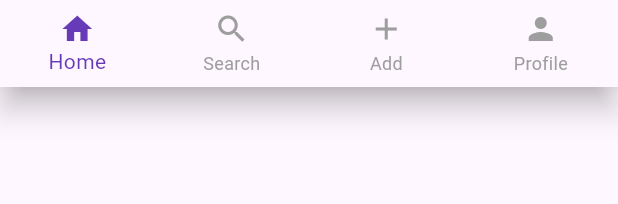
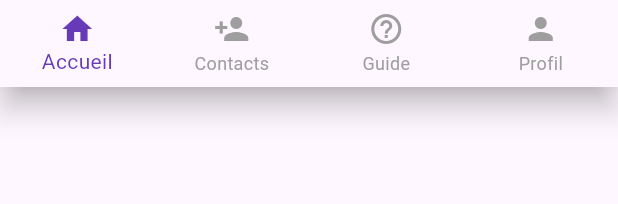
Before and after one commit to ItsmePatrice/Discreta, a Flutter app: the DiscretaNavBar widget shown alone on an empty page, opened directly, on a phone screen of 412 x 824 dp. Shown: the top 204 px of the screen. Run offline on Flutter 3.47's test engine with Material 3 defaults, Android fonts, the light colour scheme and no system bars; our stand-ins replace connectivity_plus, firebase_auth, firebase_core, flutter_screenutil, google_sign_in, logger and 1 more; accounts and stored records are empty.

Commit message:
nav bar tabs translated

```diff
--- a/discreta/lib/app/src/1_Front_end/lib/Classes/discreta_user.dart
+++ b/discreta/lib/app/src/1_Front_end/lib/Classes/discreta_user.dart
@@ -5,6 +5,7 @@ class DiscretaUser {
   final String lastName;
   final String email;
   final bool isSubscribed;
+  final String language;
   final DateTime createdAt;
   final DateTime updatedAt;
 
@@ -15,6 +16,7 @@ class DiscretaUser {
     required this.lastName,
     required this.email,
     required this.isSubscribed,
+    required this.language,
     required this.createdAt,
     required this.updatedAt,
   });
@@ -26,6 +28,7 @@ class DiscretaUser {
       firstName: json['first_name'] as String,
       lastName: json['last_name'] as String,
       email: json['email'] as String,
+      language: json['language'] as String,
       isSubscribed: json['is_subscribed'] as bool,
       createdAt: DateTime.parse(json['created_at']),
       updatedAt: DateTime.parse(json['updated_at']),
--- a/discreta/lib/app/src/1_Front_end/lib/Components/Layout/discreta_nav_bar.dart
+++ b/discreta/lib/app/src/1_Front_end/lib/Components/Layout/discreta_nav_bar.dart
@@ -1,5 +1,6 @@
 import 'package:discreta/app/src/1_Front_end/Assets/colors.dart';
 import 'package:discreta/app/src/1_Front_end/lib/Screens/home_screen.dart';
+import 'package:discreta/l10n/app_localizations.dart';
 import 'package:flutter/material.dart';
 
 typedef OnNavBarTap = void Function(int index);
@@ -19,9 +20,19 @@ class DiscretaNavBar extends StatelessWidget {
         ).push(MaterialPageRoute(builder: (context) => const HomePage()));
         break;
       case 1:
+        /* Navigator.of(
+          context,
+        ).push(MaterialPageRoute(builder: (context) => const ContactsScreen())); */
+        break;
       case 2:
+        /* Navigator.of(
+          context,
+        ).push(MaterialPageRoute(builder: (context) => const GuideScreen())); */
         break;
       case 3:
+        /* Navigator.of(
+          context,
+        ).push(MaterialPageRoute(builder: (context) => const SettingsScreen())); */
         break;
     }
   }
@@ -35,15 +46,21 @@ class DiscretaNavBar extends StatelessWidget {
       currentIndex: currentIndex,
       onTap: (index) => _onItemTapped(context, index),
       items: [
-        const BottomNavigationBarItem(icon: Icon(Icons.home), label: 'Home'),
-        const BottomNavigationBarItem(
-          icon: Icon(Icons.search),
-          label: 'Search',
+        BottomNavigationBarItem(
+          icon: Icon(Icons.home),
+          label: AppLocalizations.of(context)!.home,
         ),
-        const BottomNavigationBarItem(icon: Icon(Icons.add), label: 'Add'),
-        const BottomNavigationBarItem(
+        BottomNavigationBarItem(
+          icon: Icon(Icons.person_add),
+          label: AppLocalizations.of(context)!.contacts,
+        ),
+        BottomNavigationBarItem(
+          icon: Icon(Icons.help_outline),
+          label: AppLocalizations.of(context)!.guide,
+        ),
+        BottomNavigationBarItem(
           icon: Icon(Icons.person),
-          label: 'Profile',
+          label: AppLocalizations.of(context)!.profile,
         ),
       ],
     );
--- a/discreta/lib/l10n/app_en.arb
+++ b/discreta/lib/l10n/app_en.arb
@@ -9,5 +9,9 @@
   "signInError": "Sign in error",
   "signInErrorMessage": "We couldn’t complete your sign in. Please try again.",
   "signInFailed": "Sign in failed",
-  "signInFailedMessage": "An unexpected error occurred. Please check your Internet connection or try again later."
+  "signInFailedMessage": "An unexpected error occurred. Please check your Internet connection or try again later.",
+  "home": "Home",
+  "contacts": "Contacts",
+  "guide": "Guide",
+  "profile": "Profile"
 }
--- a/discreta/lib/l10n/app_fr.arb
+++ b/discreta/lib/l10n/app_fr.arb
@@ -9,5 +9,9 @@
   "signInError": "Erreur de connexion",
   "signInErrorMessage": "Nous n’avons pas pu compléter la connexion. Veuillez réessayer.",
   "signInFailed": "Échec de la connexion",
-  "signInFailedMessage": "Une erreur inattendue est survenue. Veuillez réessayer plus tard ou vérifier votre connexion Internet."
+  "signInFailedMessage": "Une erreur inattendue est survenue. Veuillez réessayer plus tard ou vérifier votre connexion Internet.",
+  "home": "Accueil",
+  "contacts": "Contacts",
+  "guide": "Guide",
+  "profile": "Profil"
 }
--- a/discreta/lib/l10n/app_localizations.dart
+++ b/discreta/lib/l10n/app_localizations.dart
@@ -163,6 +163,30 @@ abstract class AppLocalizations {
   /// In en, this message translates to:
   /// **'An unexpected error occurred. Please check your Internet connection or try again later.'**
   String get signInFailedMessage;
+
+  /// No description provided for @home.
+  ///
+  /// In en, this message translates to:
+  /// **'Home'**
+  String get home;
+
+  /// No description provided for @contacts.
+  ///
+  /// In en, this message translates to:
+  /// **'Contacts'**
+  String get contacts;
+
+  /// No description provided for @guide.
+  ///
+  /// In en, this message translates to:
+  /// **'Guide'**
+  String get guide;
+
+  /// No description provided for @profile.
+  ///
+  /// In en, this message translates to:
+  /// **'Profile'**
+  String get profile;
 }
 
 class _AppLocalizationsDelegate
--- a/discreta/lib/l10n/app_localizations_en.dart
+++ b/discreta/lib/l10n/app_localizations_en.dart
@@ -44,4 +44,16 @@ class AppLocalizationsEn extends AppLocalizations {
   @override
   String get signInFailedMessage =>
       'An unexpected error occurred. Please check your Internet connection or try again later.';
+
+  @override
+  String get home => 'Home';
+
+  @override
+  String get contacts => 'Contacts';
+
+  @override
+  String get guide => 'Guide';
+
+  @override
+  String get profile => 'Profile';
 }
--- a/discreta/lib/l10n/app_localizations_fr.dart
+++ b/discreta/lib/l10n/app_localizations_fr.dart
@@ -44,4 +44,16 @@ class AppLocalizationsFr extends AppLocalizations {
   @override
   String get signInFailedMessage =>
       'Une erreur inattendue est survenue. Veuillez réessayer plus tard ou vérifier votre connexion Internet.';
+
+  @override
+  String get home => 'Accueil';
+
+  @override
+  String get contacts => 'Contacts';
+
+  @override
+  String get guide => 'Guide';
+
+  @override
+  String get profile => 'Profil';
 }
```
Also changed, not shown: discreta/lib/app/src/1_Front_end/lib/Screens/home_screen.dart (+8 -3 lines), 2 other files.
